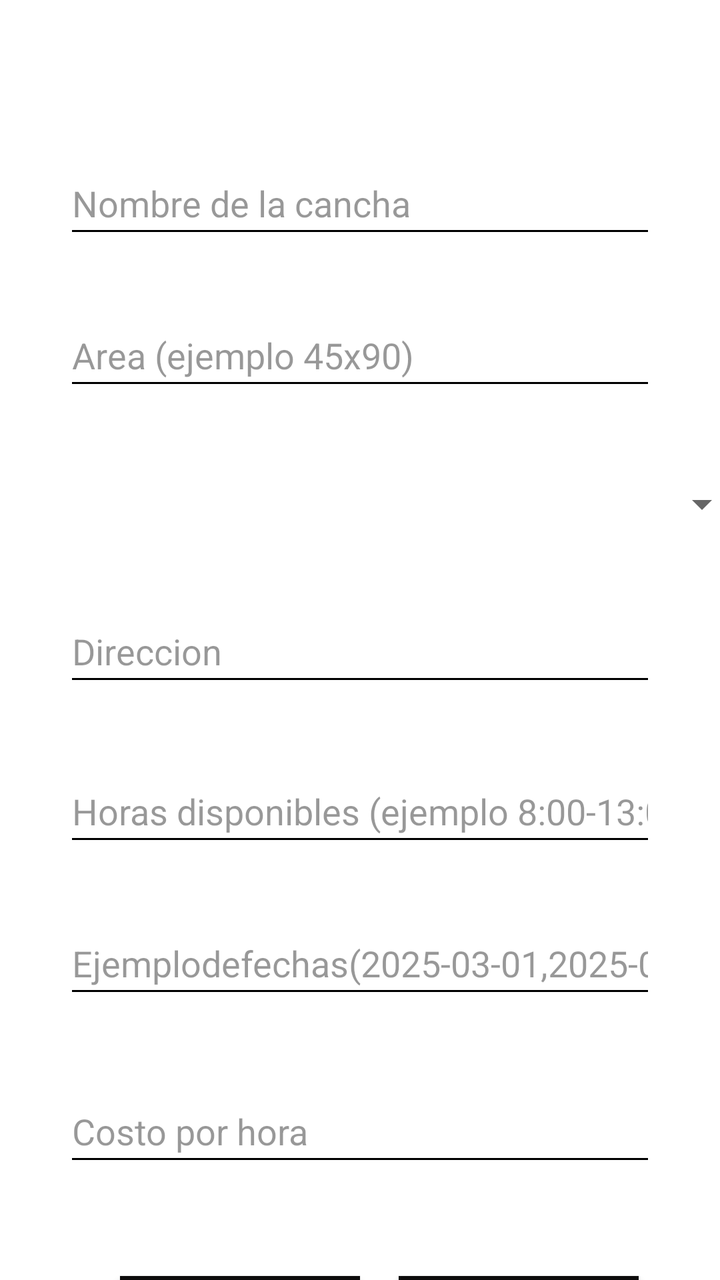
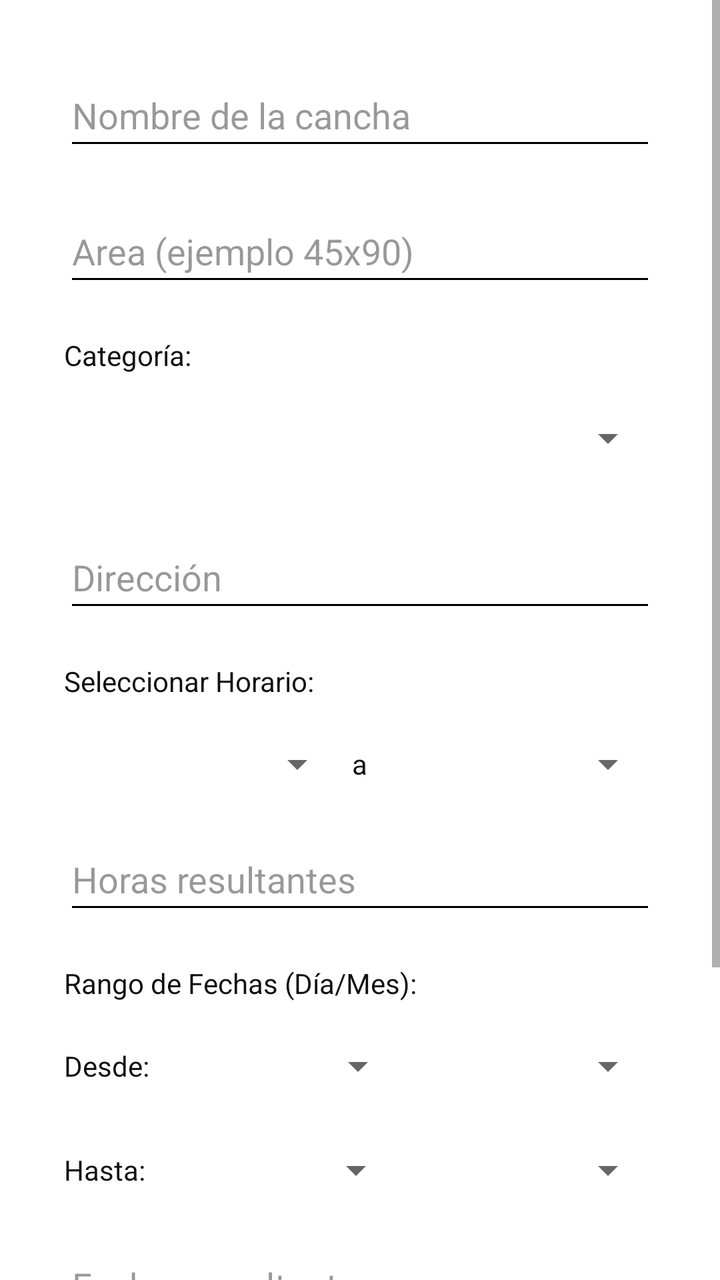

The first picture is an Android layout as it rendered before a commit; the second is the same layout after the commit. The layout source and the unified diff follow.
<!-- AndroidManifest.xml: application theme Theme.MaterialComponents.Light.NoActionBar -->
<!-- res/layout/activity_registrar_canchas.xml -->
<?xml version="1.0" encoding="utf-8"?>
<androidx.constraintlayout.widget.ConstraintLayout xmlns:android="http://schemas.android.com/apk/res/android"
    xmlns:app="http://schemas.android.com/apk/res-auto"
    xmlns:tools="http://schemas.android.com/tools"
    android:id="@+id/main"
    android:layout_width="match_parent"
    android:layout_height="match_parent"
    tools:context=".database.login"
    android:background="@color/design_default_color_background"
    android:orientation="vertical">

    <EditText
        android:id="@+id/lblNombreCancha"
        android:layout_width="match_parent"
        android:layout_height="wrap_content"
        android:layout_marginStart="32dp"
        android:layout_marginTop="76dp"
        android:layout_marginEnd="32dp"
        android:backgroundTint="@color/black"
        android:ems="10"
        android:hint="Nombre de la cancha"
        android:inputType="text"
        android:minHeight="48dp"
        android:textColor="#101010"
        android:textColorHint="#6D0F0E0E"
        app:layout_constraintEnd_toEndOf="parent"
        app:layout_constraintHorizontal_bias="0.0"
        app:layout_constraintStart_toStartOf="parent"
        app:layout_constraintTop_toTopOf="parent" />

    <EditText
        android:id="@+id/lblArea"
        android:layout_width="match_parent"
        android:layout_height="wrap_content"
        android:layout_marginStart="32dp"
        android:layout_marginTop="28dp"
        android:layout_marginEnd="32dp"
        android:backgroundTint="@color/black"
        android:ems="10"
        android:hint="Area (ejemplo 45x90)"
        android:inputType="text"
        android:minHeight="48dp"
        android:textColor="#101010"
        android:textColorHint="#6D0F0E0E"
        app:layout_constraintEnd_toEndOf="parent"
        app:layout_constraintHorizontal_bias="0.0"
        app:layout_constraintStart_toStartOf="parent"
        app:layout_constraintTop_toBottomOf="@+id/lblNombreCancha" />

    <Spinner
        android:id="@+id/spinner_categorias"
        android:layout_width="343dp"
        android:layout_height="48dp"
        android:layout_marginStart="32dp"
        android:layout_marginTop="28dp"
        android:spinnerMode="dropdown"
        app:layout_constraintStart_toStartOf="parent"
        app:layout_constraintTop_toBottomOf="@+id/lblArea" />

    <EditText
        android:id="@+id/lblDireccion"
        android:layout_width="match_parent"
        android:layout_height="wrap_content"
        android:layout_marginStart="32dp"
        android:layout_marginTop="24dp"
        android:layout_marginEnd="32dp"
        android:backgroundTint="@color/black"
        android:ems="10"
        android:hint="Direccion"
        android:inputType="text"
        android:minHeight="48dp"
        android:textColor="#101010"
        android:textColorHint="#6D0F0E0E"
        app:layout_constraintEnd_toEndOf="parent"
        app:layout_constraintHorizontal_bias="0.0"
        app:layout_constraintStart_toStartOf="parent"
        app:layout_constraintTop_toBottomOf="@+id/spinner_categorias" />

    <EditText
        android:id="@+id/lblhorasdisponibles"
        android:layout_width="match_parent"
        android:layout_height="wrap_content"
        android:layout_marginStart="32dp"
        android:layout_marginTop="32dp"
        android:layout_marginEnd="32dp"
        android:backgroundTint="@color/black"
        android:ems="10"
        android:hint="Horas disponibles (ejemplo 8:00-13:00)"
        android:inputType="text"
        android:minHeight="48dp"
        android:textColor="#101010"
        android:textColorHint="#6D0F0E0E"
        app:layout_constraintEnd_toEndOf="parent"
        app:layout_constraintHorizontal_bias="0.0"
        app:layout_constraintStart_toStartOf="parent"
        app:layout_constraintTop_toBottomOf="@+id/lblDireccion" />

    <EditText
        android:id="@+id/lblfechasdisponibles"
        android:layout_width="match_parent"
        android:layout_height="wrap_content"
        android:layout_marginStart="32dp"
        android:layout_marginTop="28dp"
        android:layout_marginEnd="32dp"
        android:backgroundTint="@color/black"
        android:ems="10"
        android:hint="Ejemplodefechas(2025-03-01,2025-03-03)"
        android:inputType="text"
        android:minHeight="48dp"
        android:textColor="#101010"
        android:textColorHint="#6D0F0E0E"
        app:layout_constraintEnd_toEndOf="parent"
        app:layout_constraintHorizontal_bias="0.0"
        app:layout_constraintStart_toStartOf="parent"
        app:layout_constraintTop_toBottomOf="@+id/lblhorasdisponibles" />

    <EditText
        android:id="@+id/lblCostoporhora"
        android:layout_width="match_parent"
        android:layout_height="wrap_content"
        android:layout_marginStart="32dp"
        android:layout_marginTop="36dp"
        android:layout_marginEnd="32dp"
        android:backgroundTint="@color/black"
        android:ems="10"
        android:hint="Costo por hora"
        android:inputType="number"
        android:minHeight="48dp"
        android:textColor="#101010"
        android:textColorHint="#6D0F0E0E"
        app:layout_constraintEnd_toEndOf="parent"
        app:layout_constraintHorizontal_bias="0.0"
        app:layout_constraintStart_toStartOf="parent"
        app:layout_constraintTop_toBottomOf="@+id/lblfechasdisponibles" />

    <Button
        android:id="@+id/btnRegresar"
        android:layout_width="120dp"
        android:layout_height="50dp"
        android:layout_marginStart="60dp"
        android:layout_marginTop="44dp"
        android:backgroundTint="@drawable/btn_color_selector"
        android:text="Regresar"
        android:textColor="#FDFDFD"
        android:textColorLink="#FDFDFD"
        app:cornerRadius="0dp"
        app:layout_constraintStart_toStartOf="parent"
        app:layout_constraintTop_toBottomOf="@+id/lblCostoporhora" />

    <Button
        android:id="@+id/btnRegistrar"
        android:layout_width="120dp"
        android:layout_height="50dp"
        android:layout_marginTop="44dp"
        android:layout_marginEnd="32dp"
        android:backgroundTint="@drawable/btn_color_selector"
        android:text="Registrar"
        android:textColor="#FDFDFD"
        android:textColorLink="#FDFDFD"
        app:cornerRadius="0dp"
        app:layout_constraintEnd_toEndOf="parent"
        app:layout_constraintHorizontal_bias="0.696"
        app:layout_constraintStart_toEndOf="@+id/btnRegresar"
        app:layout_constraintTop_toBottomOf="@+id/lblCostoporhora" />


</androidx.constraintlayout.widget.ConstraintLayout>
<!-- resources referenced by this layout -->
<resources>
  <color name="black">#FF000000</color>
  <!-- drawable btn_color_selector (drawable) -->
  <?xml version="1.0" encoding="utf-8"?>
  <selector xmlns:android="http://schemas.android.com/apk/res/android">
      
      <item android:color="#540F0F" android:state_pressed="true" />
  
      
      <item android:color="#808080" android:state_enabled="false" />
  
      
      <item android:color="#0D0C0C" />
  </selector>
</resources>

<!-- the commit's change to res/layout/activity_registrar_canchas.xml (unified diff, before → after) -->
@@ -5,163 +5,268 @@
     android:id="@+id/main"
     android:layout_width="match_parent"
     android:layout_height="match_parent"
-    tools:context=".database.login"
+    tools:context=".RegistrarCanchasActivity"
     android:background="@color/design_default_color_background"
     android:orientation="vertical">
 
-    <EditText
-        android:id="@+id/lblNombreCancha"
+    <ScrollView
         android:layout_width="match_parent"
-        android:layout_height="wrap_content"
-        android:layout_marginStart="32dp"
-        android:layout_marginTop="76dp"
-        android:layout_marginEnd="32dp"
-        android:backgroundTint="@color/black"
-        android:ems="10"
-        android:hint="Nombre de la cancha"
-        android:inputType="text"
-        android:minHeight="48dp"
-        android:textColor="#101010"
-        android:textColorHint="#6D0F0E0E"
-        app:layout_constraintEnd_toEndOf="parent"
-        app:layout_constraintHorizontal_bias="0.0"
-        app:layout_constraintStart_toStartOf="parent"
-        app:layout_constraintTop_toTopOf="parent" />
-
-    <EditText
-        android:id="@+id/lblArea"
-        android:layout_width="match_parent"
-        android:layout_height="wrap_content"
-        android:layout_marginStart="32dp"
-        android:layout_marginTop="28dp"
-        android:layout_marginEnd="32dp"
-        android:backgroundTint="@color/black"
-        android:ems="10"
-        android:hint="Area (ejemplo 45x90)"
-        android:inputType="text"
-        android:minHeight="48dp"
-        android:textColor="#101010"
-        android:textColorHint="#6D0F0E0E"
-        app:layout_constraintEnd_toEndOf="parent"
-        app:layout_constraintHorizontal_bias="0.0"
-        app:layout_constraintStart_toStartOf="parent"
-        app:layout_constraintTop_toBottomOf="@+id/lblNombreCancha" />
-
-    <Spinner
-        android:id="@+id/spinner_categorias"
-        android:layout_width="343dp"
-        android:layout_height="48dp"
-        android:layout_marginStart="32dp"
-        android:layout_marginTop="28dp"
-        android:spinnerMode="dropdown"
-        app:layout_constraintStart_toStartOf="parent"
-        app:layout_constraintTop_toBottomOf="@+id/lblArea" />
-
-    <EditText
-        android:id="@+id/lblDireccion"
-        android:layout_width="match_parent"
-        android:layout_height="wrap_content"
-        android:layout_marginStart="32dp"
-        android:layout_marginTop="24dp"
-        android:layout_marginEnd="32dp"
-        android:backgroundTint="@color/black"
-        android:ems="10"
-        android:hint="Direccion"
-        android:inputType="text"
-        android:minHeight="48dp"
-        android:textColor="#101010"
-        android:textColorHint="#6D0F0E0E"
-        app:layout_constraintEnd_toEndOf="parent"
-        app:layout_constraintHorizontal_bias="0.0"
-        app:layout_constraintStart_toStartOf="parent"
-        app:layout_constraintTop_toBottomOf="@+id/spinner_categorias" />
-
-    <EditText
-        android:id="@+id/lblhorasdisponibles"
-        android:layout_width="match_parent"
-        android:layout_height="wrap_content"
-        android:layout_marginStart="32dp"
-        android:layout_marginTop="32dp"
-        android:layout_marginEnd="32dp"
-        android:backgroundTint="@color/black"
-        android:ems="10"
-        android:hint="Horas disponibles (ejemplo 8:00-13:00)"
-        android:inputType="text"
-        android:minHeight="48dp"
-        android:textColor="#101010"
-        android:textColorHint="#6D0F0E0E"
-        app:layout_constraintEnd_toEndOf="parent"
-        app:layout_constraintHorizontal_bias="0.0"
-        app:layout_constraintStart_toStartOf="parent"
-        app:layout_constraintTop_toBottomOf="@+id/lblDireccion" />
-
-    <EditText
-        android:id="@+id/lblfechasdisponibles"
-        android:layout_width="match_parent"
-        android:layout_height="wrap_content"
-        android:layout_marginStart="32dp"
-        android:layout_marginTop="28dp"
-        android:layout_marginEnd="32dp"
-        android:backgroundTint="@color/black"
-        android:ems="10"
-        android:hint="Ejemplodefechas(2025-03-01,2025-03-03)"
-        android:inputType="text"
-        android:minHeight="48dp"
-        android:textColor="#101010"
-        android:textColorHint="#6D0F0E0E"
-        app:layout_constraintEnd_toEndOf="parent"
-        app:layout_constraintHorizontal_bias="0.0"
-        app:layout_constraintStart_toStartOf="parent"
-        app:layout_constraintTop_toBottomOf="@+id/lblhorasdisponibles" />
-
-    <EditText
-        android:id="@+id/lblCostoporhora"
-        android:layout_width="match_parent"
-        android:layout_height="wrap_content"
-        android:layout_marginStart="32dp"
-        android:layout_marginTop="36dp"
-        android:layout_marginEnd="32dp"
-        android:backgroundTint="@color/black"
-        android:ems="10"
-        android:hint="Costo por hora"
-        android:inputType="number"
-        android:minHeight="48dp"
-        android:textColor="#101010"
-        android:textColorHint="#6D0F0E0E"
-        app:layout_constraintEnd_toEndOf="parent"
-        app:layout_constraintHorizontal_bias="0.0"
-        app:layout_constraintStart_toStartOf="parent"
-        app:layout_constraintTop_toBottomOf="@+id/lblfechasdisponibles" />
-
-    <Button
-        android:id="@+id/btnRegresar"
-        android:layout_width="120dp"
-        android:layout_height="50dp"
-        android:layout_marginStart="60dp"
-        android:layout_marginTop="44dp"
-        android:backgroundTint="@drawable/btn_color_selector"
-        android:text="Regresar"
-        android:textColor="#FDFDFD"
-        android:textColorLink="#FDFDFD"
-        app:cornerRadius="0dp"
-        app:layout_constraintStart_toStartOf="parent"
-        app:layout_constraintTop_toBottomOf="@+id/lblCostoporhora" />
-
-    <Button
-        android:id="@+id/btnRegistrar"
-        android:layout_width="120dp"
-        android:layout_height="50dp"
-        android:layout_marginTop="44dp"
-        android:layout_marginEnd="32dp"
-        android:backgroundTint="@drawable/btn_color_selector"
-        android:text="Registrar"
-        android:textColor="#FDFDFD"
-        android:textColorLink="#FDFDFD"
-        app:cornerRadius="0dp"
-        app:layout_constraintEnd_toEndOf="parent"
-        app:layout_constraintHorizontal_bias="0.696"
-        app:layout_constraintStart_toEndOf="@+id/btnRegresar"
-        app:layout_constraintTop_toBottomOf="@+id/lblCostoporhora" />
-
+        android:layout_height="match_parent">
+
+        <androidx.constraintlayout.widget.ConstraintLayout
+            android:layout_width="match_parent"
+            android:layout_height="wrap_content"
+            android:paddingBottom="32dp">
+
+            <EditText
+                android:id="@+id/lblNombreCancha"
+                android:layout_width="match_parent"
+                android:layout_height="wrap_content"
+                android:layout_marginStart="32dp"
+                android:layout_marginTop="32dp"
+                android:layout_marginEnd="32dp"
+                android:backgroundTint="@color/black"
+                android:ems="10"
+                android:hint="Nombre de la cancha"
+                android:inputType="text"
+                android:minHeight="48dp"
+                android:textColor="#101010"
+                android:textColorHint="#6D0F0E0E"
+                app:layout_constraintEnd_toEndOf="parent"
+                app:layout_constraintStart_toStartOf="parent"
+                app:layout_constraintTop_toTopOf="parent" />
+
+            <EditText
+                android:id="@+id/lblArea"
+                android:layout_width="match_parent"
+                android:layout_height="wrap_content"
+                android:layout_marginStart="32dp"
+                android:layout_marginTop="20dp"
+                android:layout_marginEnd="32dp"
+                android:backgroundTint="@color/black"
+                android:ems="10"
+                android:hint="Area (ejemplo 45x90)"
+                android:inputType="text"
+                android:minHeight="48dp"
+                android:textColor="#101010"
+                android:textColorHint="#6D0F0E0E"
+                app:layout_constraintTop_toBottomOf="@+id/lblNombreCancha"
+                app:layout_constraintStart_toStartOf="parent" />
+
+            <TextView
+                android:id="@+id/tvCategoriaLabel"
+                android:layout_width="wrap_content"
+                android:layout_height="wrap_content"
+                android:layout_marginStart="32dp"
+                android:layout_marginTop="20dp"
+                android:text="Categoría:"
+                android:textColor="#101010"
+                app:layout_constraintStart_toStartOf="parent"
+                app:layout_constraintTop_toBottomOf="@+id/lblArea" />
+
+            <Spinner
+                android:id="@+id/spinner_categorias"
+                android:layout_width="0dp"
+                android:layout_height="48dp"
+                android:layout_marginStart="32dp"
+                android:layout_marginEnd="32dp"
+                android:layout_marginTop="8dp"
+                android:spinnerMode="dropdown"
+                app:layout_constraintEnd_toEndOf="parent"
+                app:layout_constraintStart_toStartOf="parent"
+                app:layout_constraintTop_toBottomOf="@+id/tvCategoriaLabel" />
+
+            <EditText
+                android:id="@+id/lblDireccion"
+                android:layout_width="match_parent"
+                android:layout_height="wrap_content"
+                android:layout_marginStart="32dp"
+                android:layout_marginTop="20dp"
+                android:layout_marginEnd="32dp"
+                android:backgroundTint="@color/black"
+                android:ems="10"
+                android:hint="Dirección"
+                android:inputType="text"
+                android:minHeight="48dp"
+                android:textColor="#101010"
+                android:textColorHint="#6D0F0E0E"
+                app:layout_constraintTop_toBottomOf="@+id/spinner_categorias"
+                app:layout_constraintStart_toStartOf="parent" />
+
+            <TextView
+                android:id="@+id/tvHorasLabel"
+                android:layout_width="wrap_content"
+                android:layout_height="wrap_content"
+                android:layout_marginStart="32dp"
+                android:layout_marginTop="20dp"
+                android:text="Seleccionar Horario:"
+                android:textColor="#101010"
+                app:layout_constraintStart_toStartOf="parent"
+                app:layout_constraintTop_toBottomOf="@+id/lblDireccion" />
+
+            <LinearLayout
+                android:id="@+id/lyHoras"
+                android:layout_width="match_parent"
+                android:layout_height="wrap_content"
+                android:layout_marginStart="32dp"
+                android:layout_marginEnd="32dp"
+                android:layout_marginTop="8dp"
+                android:orientation="horizontal"
+                app:layout_constraintTop_toBottomOf="@+id/tvHorasLabel">
+
+                <Spinner
+                    android:id="@+id/spinner_hora_inicio"
+                    android:layout_width="0dp"
+                    android:layout_height="48dp"
+                    android:layout_weight="1" />
+
+                <TextView
+                    android:layout_width="wrap_content"
+                    android:layout_height="wrap_content"
+                    android:text=" a "
+                    android:textColor="#101010"
+                    android:layout_gravity="center_vertical" />
+
+                <Spinner
+                    android:id="@+id/spinner_hora_fin"
+                    android:layout_width="0dp"
+                    android:layout_height="48dp"
+                    android:layout_weight="1" />
+            </LinearLayout>
+
+            <EditText
+                android:id="@+id/lblhorasdisponibles"
+                android:layout_width="match_parent"
+                android:layout_height="wrap_content"
+                android:layout_marginStart="32dp"
+                android:layout_marginTop="8dp"
+                android:layout_marginEnd="32dp"
+                android:backgroundTint="@color/black"
+                android:ems="10"
+                android:hint="Horas resultantes"
+                android:focusable="false"
+                android:clickable="false"
+                android:inputType="text"
+                android:minHeight="48dp"
+                android:textColor="#101010"
+                android:textColorHint="#6D0F0E0E"
+                app:layout_constraintTop_toBottomOf="@+id/lyHoras"
+                app:layout_constraintStart_toStartOf="parent" />
+
+            <TextView
+                android:id="@+id/tvFechasLabel"
+                android:layout_width="wrap_content"
+                android:layout_height="wrap_content"
+                android:layout_marginStart="32dp"
+                android:layout_marginTop="20dp"
+                android:text="Rango de Fechas (Día/Mes):"
+                android:textColor="#101010"
+                app:layout_constraintStart_toStartOf="parent"
+                app:layout_constraintTop_toBottomOf="@+id/lblhorasdisponibles" />
+
+            <LinearLayout
+                android:id="@+id/lyFechaInicio"
+                android:layout_width="match_parent"
+                android:layout_height="wrap_content"
+                android:layout_marginStart="32dp"
+                android:layout_marginEnd="32dp"
+                android:layout_marginTop="8dp"
+                android:orientation="horizontal"
+                app:layout_constraintTop_toBottomOf="@+id/tvFechasLabel">
+                <TextView
+                    android:layout_width="wrap_content"
+                    android:layout_height="wrap_content"
+                    android:text="Desde: "
+                    android:textColor="#101010"
+                    android:layout_gravity="center_vertical"/>
+                <Spinner android:id="@+id/spinner_dia_inicio" android:layout_width="0dp" android:layout_height="48dp" android:layout_weight="1" />
+                <Spinner android:id="@+id/spinner_mes_inicio" android:layout_width="0dp" android:layout_height="48dp" android:layout_weight="1" />
+            </LinearLayout>
+
+            <LinearLayout
+                android:id="@+id/lyFechaFin"
+                android:layout_width="match_parent"
+                android:layout_height="wrap_content"
+                android:layout_marginStart="32dp"
+                android:layout_marginEnd="32dp"
+                android:layout_marginTop="4dp"
+                android:orientation="horizontal"
+                app:layout_constraintTop_toBottomOf="@+id/lyFechaInicio">
+                <TextView
+                    android:layout_width="wrap_content"
+                    android:layout_height="wrap_content"
+                    android:text="Hasta: "
+                    android:textColor="#101010"
+                    android:layout_gravity="center_vertical"/>
+                <Spinner android:id="@+id/spinner_dia_fin" android:layout_width="0dp" android:layout_height="48dp" android:layout_weight="1" />
+                <Spinner android:id="@+id/spinner_mes_fin" android:layout_width="0dp" android:layout_height="48dp" android:layout_weight="1" />
+            </LinearLayout>
+
+            <EditText
+                android:id="@+id/lblfechasdisponibles"
+                android:layout_width="match_parent"
+                android:layout_height="wrap_content"
+                android:layout_marginStart="32dp"
+                android:layout_marginTop="8dp"
+                android:layout_marginEnd="32dp"
+                android:backgroundTint="@color/black"
+                android:ems="10"
+                android:hint="Fechas resultantes"
+                android:focusable="false"
+                android:clickable="false"
+                android:inputType="text"
+                android:minHeight="48dp"
+                android:textColor="#101010"
+                android:textColorHint="#6D0F0E0E"
+                app:layout_constraintTop_toBottomOf="@+id/lyFechaFin"
+                app:layout_constraintStart_toStartOf="parent" />
+
+            <EditText
+                android:id="@+id/lblCostoporhora"
+                android:layout_width="match_parent"
+                android:layout_height="wrap_content"
+                android:layout_marginStart="32dp"
+                android:layout_marginTop="20dp"
+                android:layout_marginEnd="32dp"
+                android:backgroundTint="@color/black"
+                android:ems="10"
+                android:hint="Costo por hora"
+                android:inputType="numberDecimal"
+                android:minHeight="48dp"
+                android:textColor="#101010"
+                android:textColorHint="#6D0F0E0E"
+                app:layout_constraintTop_toBottomOf="@+id/lblfechasdisponibles"
+                app:layout_constraintStart_toStartOf="parent" />
+
+            <LinearLayout
+                android:layout_width="match_parent"
+                android:layout_height="wrap_content"
+                android:layout_marginTop="32dp"
+                android:gravity="center"
+                android:orientation="horizontal"
+                app:layout_constraintTop_toBottomOf="@+id/lblCostoporhora">
+
+                <Button
+                    android:id="@+id/btnRegresar"
+                    android:layout_width="140dp"
+                    android:layout_height="50dp"
+                    android:layout_marginEnd="16dp"
+                    android:backgroundTint="@drawable/btn_color_selector"
+                    android:text="Regresar"
+                    android:textColor="#FDFDFD"
+                    app:cornerRadius="4dp" />
+
+                <Button
+                    android:id="@+id/btnRegistrar"
+                    android:layout_width="140dp"
+                    android:layout_height="50dp"
+                    android:backgroundTint="@drawable/btn_color_selector"
+                    android:text="Registrar"
+                    android:textColor="#FDFDFD"
+                    app:cornerRadius="4dp" />
+            </LinearLayout>
+
+        </androidx.constraintlayout.widget.ConstraintLayout>
+    </ScrollView>
 
 </androidx.constraintlayout.widget.ConstraintLayout>
